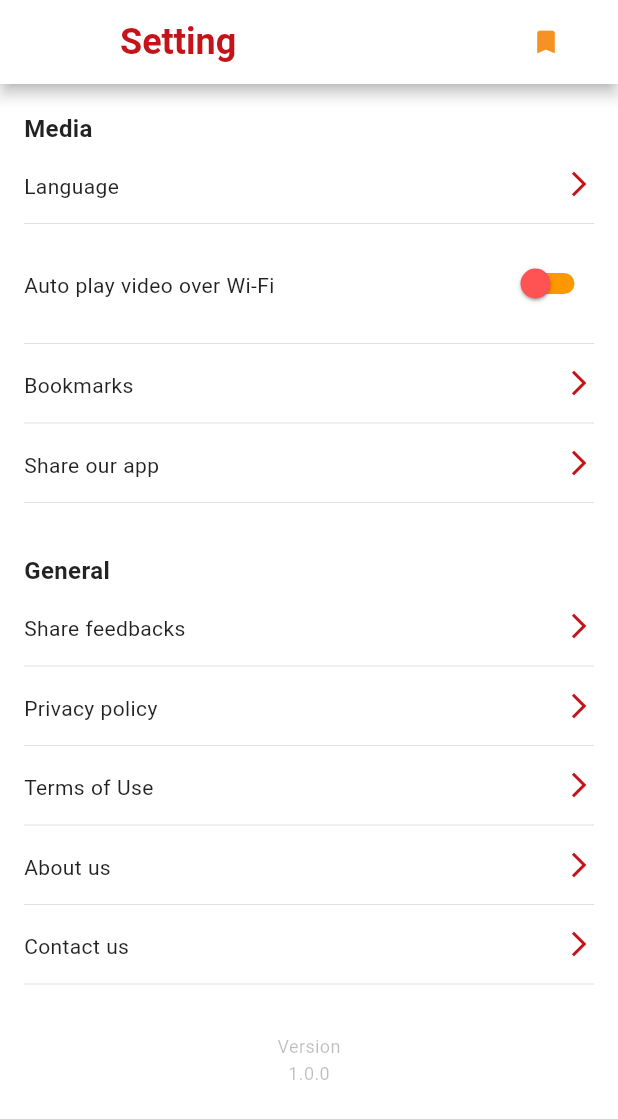
After one commit to aungmyooo2k17/mon_news_app, a Flutter app: the AccountPage screen opened directly, on a phone screen of 412 x 824 dp. The commit adds this screen. Shown: the top 1119 px of the screen. Run offline on Flutter 3.47's test engine with Material 2 defaults, Android fonts, the phone set to English and light mode, and no system bars; our stand-ins replace google_fonts, shared_preferences, webview_flutter; accounts and stored records are empty; generated files the repository leaves out were written again.

Commit message:
account page added

```diff
--- a/lib/theme/theme_text.dart
+++ b/lib/theme/theme_text.dart
@@ -32,9 +32,9 @@ class ThemeText {
       );
 
   static TextStyle get blackSubtitle1 => robotoTextTheme.subtitle1!.copyWith(
-        fontSize: Sizes.dimen_16,
-        color: Colors.black87,
-      );
+      fontSize: Sizes.dimen_16,
+      color: Colors.black87,
+      fontWeight: FontWeight.bold);
 
   static TextStyle get blackBodyText2 => robotoTextTheme.bodyText2!.copyWith(
         color: Colors.black87,
@@ -53,6 +53,11 @@ class ThemeText {
       robotoTextTheme.bodyText2!.copyWith(
         fontSize: Sizes.dimen_12,
         color: Colors.white,
+      );
+
+  static TextStyle get versionText => robotoTextTheme.bodyText2!.copyWith(
+        fontSize: Sizes.dimen_12,
+        color: Colors.black26,
       );
 
   static TextStyle get appbarTitle => robotoTextTheme.headline1!.copyWith(
--- /dev/null
+++ b/lib/ui/screen/account/account_screen.dart
@@ -0,0 +1,43 @@
+import 'package:flutter/material.dart';
+import 'package:mon_news_app/constants/size_constant.dart';
+import 'package:mon_news_app/ui/screen/account/general_setting.dart';
+import 'package:mon_news_app/ui/screen/account/media_setting.dart';
+import 'package:mon_news_app/ui/screen/account/version_setting.dart';
+import 'package:mon_news_app/widget/app_bar.dart';
+
+class AccountPage extends StatefulWidget {
+  const AccountPage({Key? key}) : super(key: key);
+
+  @override
+  State<AccountPage> createState() => _AccountPageState();
+}
+
+class _AccountPageState extends State<AccountPage> {
+  @override
+  Widget build(BuildContext context) {
+    return Scaffold(
+      appBar: AppBar(
+        title: const MyAppBar(title: "Setting"),
+        backgroundColor: Colors.white,
+      ),
+      body: SingleChildScrollView(
+        child: Container(
+          margin: const EdgeInsets.all(Sizes.dimen_16),
+          child: Column(
+            children: const [
+              MediaSetting(),
+              SizedBox(
+                height: 16.0,
+              ),
+              GeneralSetting(),
+              SizedBox(
+                height: 16.0,
+              ),
+              VersionSetting()
+            ],
+          ),
+        ),
+      ),
+    );
+  }
+}
--- /dev/null
+++ b/lib/ui/screen/account/general_setting.dart
@@ -0,0 +1,130 @@
+import 'package:flutter/material.dart';
+
+import '../../../constants/size_constant.dart';
+import '../../../theme/color_theme.dart';
+import '../../../theme/theme_text.dart';
+
+class GeneralSetting extends StatelessWidget {
+  const GeneralSetting({Key? key}) : super(key: key);
+
+  @override
+  Widget build(BuildContext context) {
+    return Column(
+      crossAxisAlignment: CrossAxisAlignment.start,
+      children: [
+        Text(
+          "General",
+          style: ThemeText.blackSubtitle1,
+        ),
+        const SizedBox(
+          height: 16.0,
+        ),
+        Row(
+          mainAxisAlignment: MainAxisAlignment.spaceBetween,
+          children: [
+            Text(
+              'Share feedbacks',
+              style: ThemeText.blackBodyText2,
+            ),
+            const Icon(
+              Icons.arrow_forward_ios,
+              color: AppColor.primaryColor,
+              size: Sizes.dimen_20,
+            ),
+          ],
+        ),
+        const SizedBox(
+          height: 8.0,
+        ),
+        const Divider(),
+        const SizedBox(
+          height: 8.0,
+        ),
+        Row(
+          mainAxisAlignment: MainAxisAlignment.spaceBetween,
+          children: [
+            Text(
+              'Privacy policy',
+              style: ThemeText.blackBodyText2,
+            ),
+            const Icon(
+              Icons.arrow_forward_ios,
+              color: AppColor.primaryColor,
+              size: Sizes.dimen_20,
+            ),
+          ],
+        ),
+        const SizedBox(
+          height: 8.0,
+        ),
+        const Divider(),
+        const SizedBox(
+          height: 8.0,
+        ),
+        Row(
+          mainAxisAlignment: MainAxisAlignment.spaceBetween,
+          children: [
+            Text(
+              'Terms of Use',
+              style: ThemeText.blackBodyText2,
+            ),
+            const Icon(
+              Icons.arrow_forward_ios,
+              color: AppColor.primaryColor,
+              size: Sizes.dimen_20,
+            ),
+          ],
+        ),
+        const SizedBox(
+          height: 8.0,
+        ),
+        const Divider(),
+        const SizedBox(
+          height: 8.0,
+        ),
+        Row(
+          mainAxisAlignment: MainAxisAlignment.spaceBetween,
+          children: [
+            Text(
+              'About us',
+              style: ThemeText.blackBodyText2,
+            ),
+            const Icon(
+              Icons.arrow_forward_ios,
+              color: AppColor.primaryColor,
+              size: Sizes.dimen_20,
+            ),
+          ],
+        ),
+        const SizedBox(
+          height: 8.0,
+        ),
+        const Divider(),
+        const SizedBox(
+          height: 8.0,
+        ),
+        Row(
+          mainAxisAlignment: MainAxisAlignment.spaceBetween,
+          children: [
+            Text(
+              'Contact us',
+              style: ThemeText.blackBodyText2,
+            ),
+            const Icon(
+              Icons.arrow_forward_ios,
+              color: AppColor.primaryColor,
+              size: Sizes.dimen_20,
+            ),
+          ],
+        ),
+        const SizedBox(
+          height: 8.0,
+        ),
+        const Divider(),
+        const SizedBox(
+          height: 8.0,
+        ),
+      ],
+    );
+  }
+}
--- /dev/null
+++ b/lib/ui/screen/account/media_setting.dart
@@ -0,0 +1,131 @@
+import 'package:flutter/material.dart';
+
+import '../../../constants/size_constant.dart';
+import '../../../theme/color_theme.dart';
+import '../../../theme/theme_text.dart';
+
+class MediaSetting extends StatefulWidget {
+  const MediaSetting({Key? key}) : super(key: key);
+
+  @override
+  State<MediaSetting> createState() => _MediaSettingState();
+}
+
+class _MediaSettingState extends State<MediaSetting> {
+  @override
+  Widget build(BuildContext context) {
+    return Column(
+      crossAxisAlignment: CrossAxisAlignment.start,
+      children: [
+        Text(
+          "Media",
+          style: ThemeText.blackSubtitle1,
+        ),
+        const SizedBox(
+          height: 16.0,
+        ),
+        Row(
+          mainAxisAlignment: MainAxisAlignment.spaceBetween,
+          children: [
+            Text(
+              'Language',
+              style: ThemeText.blackBodyText2,
+            ),
+            const Icon(
+              Icons.arrow_forward_ios,
+              color: AppColor.primaryColor,
+              size: Sizes.dimen_20,
+            ),
+          ],
+        ),
+        const SizedBox(
+          height: 8.0,
+        ),
+        const Divider(),
+        const SizedBox(
+          height: 8.0,
+        ),
+        Row(
+          mainAxisAlignment: MainAxisAlignment.spaceBetween,
+          children: [
+            Text(
+              'Auto play video over Wi-Fi',
+              style: ThemeText.blackBodyText2,
+            ),
+            Switch(
+              onChanged: toggleSwitch,
+              value: isSwitched,
+              activeColor: Colors.blue,
+              activeTrackColor: Colors.yellow,
+              inactiveThumbColor: Colors.redAccent,
+              inactiveTrackColor: Colors.orange,
+            ),
+          ],
+        ),
+        const SizedBox(
+          height: 8.0,
+        ),
+        const Divider(),
+        const SizedBox(
+          height: 8.0,
+        ),
+        Row(
+          mainAxisAlignment: MainAxisAlignment.spaceBetween,
+          children: [
+            Text(
+              'Bookmarks',
+              style: ThemeText.blackBodyText2,
+            ),
+            const Icon(
+              Icons.arrow_forward_ios,
+              color: AppColor.primaryColor,
+              size: Sizes.dimen_20,
+            ),
+          ],
+        ),
+        const SizedBox(
+          height: 8.0,
+        ),
+        const Divider(),
+        const SizedBox(
+          height: 8.0,
+        ),
+        Row(
+          mainAxisAlignment: MainAxisAlignment.spaceBetween,
+          children: [
+            Text(
+              'Share our app',
+              style: ThemeText.blackBodyText2,
+            ),
+            const Icon(
+              Icons.arrow_forward_ios,
+              color: AppColor.primaryColor,
+              size: Sizes.dimen_20,
+            ),
+          ],
+        ),
+        const SizedBox(
+          height: 8.0,
+        ),
+        const Divider(),
+        const SizedBox(
+          height: 8.0,
+        ),
+      ],
+    );
+  }
+
+  bool isSwitched = false;
+
+  void toggleSwitch(bool value) {
+    if (isSwitched == false) {
+      setState(() {
+        isSwitched = true;
+      });
+    } else {
+      setState(() {
+        isSwitched = false;
+      });
+    }
+  }
+}
--- /dev/null
+++ b/lib/ui/screen/account/version_setting.dart
@@ -0,0 +1,23 @@
+import 'package:flutter/material.dart';
+import 'package:mon_news_app/theme/theme_text.dart';
+
+class VersionSetting extends StatelessWidget {
+  const VersionSetting({Key? key}) : super(key: key);
+
+  @override
+  Widget build(BuildContext context) {
+    return Column(
+      crossAxisAlignment: CrossAxisAlignment.center,
+      children: [
+        Text(
+          "Version",
+          style: ThemeText.versionText,
+        ),
+        Text(
+          "1.0.0",
+          style: ThemeText.versionText,
+        ),
+      ],
+    );
+  }
+}
--- a/lib/ui/screen/home_screen.dart
+++ b/lib/ui/screen/home_screen.dart
@@ -1,5 +1,6 @@
 import 'package:flutter/material.dart';
 import 'package:mon_news_app/theme/color_theme.dart';
+import 'package:mon_news_app/ui/screen/account/account_screen.dart';
 import 'package:mon_news_app/ui/screen/donate_screen.dart';
 import 'package:mon_news_app/ui/screen/news_screen.dart';
 import 'package:mon_news_app/ui/screen/story_post_screen.dart';
@@ -13,16 +14,11 @@ class HomePage extends StatefulWidget {
 
 class _HomePageState extends State<HomePage> {
   int _selectedIndex = 0;
-  static const TextStyle optionStyle =
-      TextStyle(fontSize: 30, fontWeight: FontWeight.bold);
-  static List<Widget> _widgetOptions = <Widget>[
-    NewsPage(),
-    StoryPostPage(),
-    DonatePage(),
-    Text(
-      'Index 2: School',
-      style: optionStyle,
-    ),
+  static final List<Widget> _widgetOptions = <Widget>[
+    const NewsPage(),
+    const StoryPostPage(),
+    const DonatePage(),
+    const AccountPage(),
   ];
 
   void _onItemTapped(int index) {
--- a/lib/ui/screen/story_post_screen.dart
+++ b/lib/ui/screen/story_post_screen.dart
@@ -3,7 +3,7 @@ import 'package:mon_news_app/widget/app_bar.dart';
 import 'package:mon_news_app/widget/news_item.dart';
 
 class StoryPostPage extends StatefulWidget {
-  StoryPostPage({Key? key}) : super(key: key);
+  const StoryPostPage({Key? key}) : super(key: key);
 
   @override
   State<StoryPostPage> createState() => _StoryPostPageState();
@@ -14,10 +14,10 @@ class _StoryPostPageState extends State<StoryPostPage> {
   Widget build(BuildContext context) {
     return Scaffold(
         appBar: AppBar(
-          backgroundColor: Colors.white,
-          title: MyAppBar(
+          title: const MyAppBar(
             title: "Editor-In-Chief",
           ),
+          backgroundColor: Colors.white,
         ),
         body: ListView.builder(
           itemBuilder: (BuildContext, index) {
```
